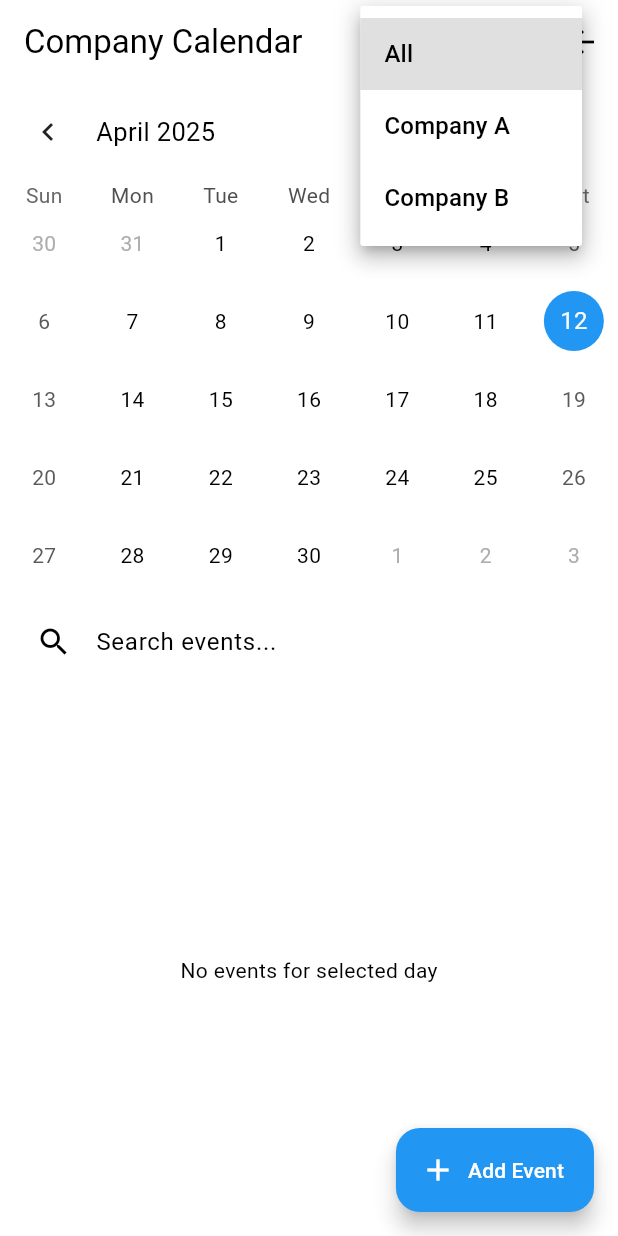
After one commit to theMGR/punch_in_out, a Flutter app: the CalendarScreen screen opened directly, after a tap on "All", on a phone screen of 412 x 824 dp. The commit adds this screen. Run offline on Flutter 3.47's test engine with Material 3 defaults, Android fonts, the phone set to English and light mode, and no system bars; drawn by our look-alikes of table_calendar; our stand-ins replace geolocator, get, permission_handler, sqflite, sqflite_common_ffi, sqflite_common_ffi_web; missing offline and left inert: qr_code_scanner_plus; accounts and stored records are empty.

Commit message:
calendar task initiated

```diff
--- /dev/null
+++ b/lib/dto/event_dto.dart
@@ -0,0 +1,33 @@
+class EventDto{
+  int? id;
+  String? title;
+  DateTime? date;
+  String? company;
+  String? notes;
+
+  EventDto({
+    this.id,
+    this.title,
+    this.date,
+    this.company,
+    this.notes,
+  });
+
+  EventDto.fromJson(Map<String, dynamic> json) {
+    id = json['id'];
+    title = json['title'];
+    date = DateTime.tryParse(json['date']);
+    company = json['company'];
+    notes = json['notes'];
+  }
+
+  Map<String, dynamic> toJson() {
+    final Map<String, dynamic> data = <String, dynamic>{};
+    data['id'] = id;
+    data['title'] = title;
+    data['date'] = date?.toIso8601String();
+    data['company'] = company;
+    data['notes'] = notes;
+    return data;
+  }
+}
--- a/lib/helper/database_helper.dart
+++ b/lib/helper/database_helper.dart
@@ -1,5 +1,6 @@
 import 'package:path/path.dart';
 import 'package:punch_in_out/constants/value_constant.dart';
+import 'package:punch_in_out/dto/event_dto.dart';
 import 'package:punch_in_out/dto/user_dto.dart';
 import 'package:sqflite/sqflite.dart';
 
@@ -47,6 +48,16 @@ class DatabaseHelper {
         punchOutScanData TEXT
       )
     ''');
+
+    db.execute('''
+        CREATE TABLE events (
+          id INTEGER PRIMARY KEY AUTOINCREMENT,
+          title TEXT,
+          notes TEXT,
+          date TEXT,
+          company TEXT
+        )
+      ''');
   }
 
   Future<void> deleteDb() async {
@@ -146,4 +157,26 @@ class DatabaseHelper {
 
     return result.map((json) => UserDto.fromJson(json)).toList();
   }
+
+  //
+  Future<List<EventDto>> getEvents() async {
+    final db = await database;
+    final result = await db.query('events');
+    return result.map((e) => EventDto.fromJson(e)).toList();
+  }
+
+  Future<void> insertEvent(EventDto event) async {
+    final db = await database;
+    await db.insert('events', event.toJson(), conflictAlgorithm: ConflictAlgorithm.replace);
+  }
+
+  Future<void> updateEvent(EventDto event) async {
+    final db = await database;
+    await db.update('events', event.toJson(), where: 'id = ?', whereArgs: [event.id]);
+  }
+
+  Future<void> deleteEvent(int id) async {
+    final db = await database;
+    await db.delete('events', where: 'id = ?', whereArgs: [id]);
+  }
 }
--- a/lib/main.dart
+++ b/lib/main.dart
@@ -34,7 +34,11 @@ class MyApp extends StatelessWidget {
       debugShowCheckedModeBanner: false,
       title: 'Punch In/out App',
       theme: ThemeData(
-        primarySwatch: Colors.blue,
+        colorScheme: ColorScheme.fromSwatch(
+          primarySwatch: Colors.blue,
+        ).copyWith(
+          secondary: Colors.orangeAccent,
+        ),
       ),
       home: SplashScreen(),
     );
--- /dev/null
+++ b/lib/pages/calendar_screen/calendar_controller.dart
@@ -0,0 +1,112 @@
+import 'package:flutter/material.dart';
+import 'package:get/get.dart';
+
+import 'package:punch_in_out/dto/event_dto.dart';
+import 'package:punch_in_out/helper/database_helper.dart';
+import 'package:table_calendar/table_calendar.dart';
+
+class CalendarController extends GetxController {
+  var selectedDay = DateTime.now().obs;
+  var selectedCompany = 'All'.obs;
+  var searchQuery = ''.obs;
+  var allEvents = <EventDto>[].obs;
+  Rx<CalendarFormat> calendarFormat = CalendarFormat.month.obs;
+
+  @override
+  void onInit() {
+    super.onInit();
+    loadEvents();
+  }
+
+  Future<void> loadEvents() async {
+    allEvents.value = await DatabaseHelper.instance.getEvents();
+  }
+
+  List<EventDto> getEventsForDay(DateTime day) {
+    return allEvents.where((e) => e.date?.year == day.year && e.date?.month == day.month && e.date?.day == day.day).toList();
+  }
+
+  List<EventDto> getFilteredEventsForDay(DateTime day) {
+    final events = getEventsForDay(day);
+    return events.where((e) {
+      final matchesCompany = selectedCompany.value == 'All' || e.company == selectedCompany.value;
+      final matchesSearch = searchQuery.value.isEmpty || e.title!.toLowerCase().contains(searchQuery.value.toLowerCase());
+      return matchesCompany && matchesSearch;
+    }).toList();
+  }
+
+  Future<void> addEvent(EventDto event) async {
+    await DatabaseHelper.instance.insertEvent(event);
+    await loadEvents();
+  }
+
+  Future<void> updateEvent(EventDto event) async {
+    await DatabaseHelper.instance.updateEvent(event);
+    await loadEvents();
+  }
+
+  Future<void> deleteEvent(int id) async {
+    await DatabaseHelper.instance.deleteEvent(id);
+    await loadEvents();
+  }
+
+  Color getCompanyColor(String company) {
+    switch (company) {
+      case 'Company A':
+        return Colors.blue;
+      case 'Company B':
+        return Colors.green;
+      default:
+        return Colors.grey;
+    }
+  }
+
+  void showAddEditDialog(BuildContext context, {bool isEdit = false, EventDto? event}) {
+    final titleCtrl = TextEditingController(text: event?.title ?? '');
+    final notesCtrl = TextEditingController(text: event?.notes ?? '');
+    final company = isEdit
+        ? event!.company
+        : selectedCompany.value != 'All'
+            ? selectedCompany.value
+            : 'Company A';
+    String selected = company!;
+
+    showDialog(
+      context: context,
+      builder: (_) {
+        return AlertDialog(
+          title: Text(isEdit ? 'Edit Event' : 'Add Event'),
+          content: Column(
+            mainAxisSize: MainAxisSize.min,
+            children: [
+              TextField(controller: titleCtrl, decoration: InputDecoration(labelText: 'Title')),
+              if (selectedCompany.value == 'All' || isEdit)
+                DropdownButtonFormField<String>(
+                  value: selected,
+                  onChanged: (val) => selected = val!,
+                  items: ['Company A', 'Company B'].map((e) => DropdownMenuItem(value: e, child: Text(e))).toList(),
+                ),
+              TextField(controller: notesCtrl, decoration: InputDecoration(labelText: 'Notes')),
+            ],
+          ),
+          actions: [
+            TextButton(
+              onPressed: () {
+                final title = titleCtrl.text.trim();
+                final notes = notesCtrl.text.trim();
+                if (title.isEmpty) return;
+                if (isEdit && event != null) {
+                  updateEvent(EventDto(id: event.id, title: title, notes: notes, date: event.date, company: selected));
+                } else {
+                  addEvent(EventDto(title: title, date: selectedDay.value, company: selected));
+                }
+                Get.back();
+              },
+              child: Text('Save'),
+            )
+          ],
+        );
+      },
+    );
+  }
+}
--- /dev/null
+++ b/lib/pages/calendar_screen/calendar_screen.dart
@@ -0,0 +1,141 @@
+import 'package:flutter/material.dart';
+import 'package:get/get.dart';
+import 'package:punch_in_out/pages/landing/landing_screen.dart';
+import 'package:table_calendar/table_calendar.dart';
+
+import 'calendar_controller.dart';
+
+class CalendarScreen extends StatelessWidget {
+  final controller = Get.put(CalendarController());
+
+  CalendarScreen({super.key});
+
+  @override
+  Widget build(BuildContext context) {
+    return Scaffold(
+      appBar: AppBar(
+        title: const Text('Company Calendar'),
+        actions: [
+          Obx(() => DropdownButton<String>(
+                value: controller.selectedCompany.value,
+                //dropdownColor: Colors.white,
+                underline: SizedBox(),
+                icon: const Icon(Icons.filter_list),
+                items: ['All', 'Company A', 'Company B'].map((e) => DropdownMenuItem(value: e, child: Text(e))).toList(),
+                onChanged: (val) {
+                  if (val != null) controller.selectedCompany.value = val;
+                },
+              )),
+          IconButton(
+            icon: Icon(Icons.arrow_back_sharp),
+            onPressed: () async {
+              Get.offAll(LandingScreen());
+            },
+          )
+        ],
+      ),
+      body: Column(
+        children: [
+          Obx(() => TableCalendar(
+                calendarFormat: controller.calendarFormat.value,
+                focusedDay: controller.selectedDay.value,
+                firstDay: DateTime.utc(2000, 1, 1),
+                lastDay: DateTime.utc(2100, 12, 31),
+                selectedDayPredicate: (day) => isSameDay(day, controller.selectedDay.value),
+                onDaySelected: (selected, focused) {
+                  controller.selectedDay.value = selected;
+                },
+                eventLoader: (day) => controller.getFilteredEventsForDay(day),
+                calendarStyle: CalendarStyle(
+                  todayDecoration: BoxDecoration(
+                    color: Get.theme.colorScheme.primary.withValues(alpha: 0.3),
+                    shape: BoxShape.circle,
+                  ),
+                  selectedDecoration: BoxDecoration(
+                    color: Get.theme.colorScheme.primary,
+                    shape: BoxShape.circle,
+                  ),
+                  markerDecoration: BoxDecoration(
+                    color: Get.theme.colorScheme.secondary,
+                    shape: BoxShape.circle,
+                  ),
+                ),
+                onFormatChanged: (format) {
+                  controller.calendarFormat.value = format;
+                },
+              )),
+          Padding(
+            padding: const EdgeInsets.symmetric(horizontal: 12, vertical: 4),
+            child: TextField(
+              decoration: InputDecoration(
+                hintText: 'Search events...',
+                prefixIcon: Icon(Icons.search),
+                border: OutlineInputBorder(borderRadius: BorderRadius.circular(12)),
+              ),
+              onChanged: (value) => controller.searchQuery.value = value,
+            ),
+          ),
+          const SizedBox(height: 10),
+          Expanded(
+            child: Obx(() {
+              final events = controller.getFilteredEventsForDay(controller.selectedDay.value);
+              if (events.isEmpty) {
+                return Center(child: Text('No events for selected day'));
+              }
+              return ListView.builder(
+                itemCount: events.length,
+                padding: EdgeInsets.all(8),
+                itemBuilder: (_, i) {
+                  final e = events[i];
+                  final color = controller.getCompanyColor(e.company!);
+                  return Container(
+                    margin: const EdgeInsets.symmetric(vertical: 6),
+                    decoration: BoxDecoration(
+                      color: color.withValues(alpha: 0.1),
+                      borderRadius: BorderRadius.circular(12),
+                      border: Border.all(color: color, width: 1),
+                    ),
+                    child: ListTile(
+                      title: Column(
+                        crossAxisAlignment: CrossAxisAlignment.start,
+                        children: [
+                          Text(
+                            e.title!,
+                            style: TextStyle(fontWeight: FontWeight.bold),
+                          ),
+                          Text(
+                            e.notes ?? '',
+                            style: TextStyle(fontWeight: FontWeight.bold),
+                          ),
+                        ],
+                      ),
+                      subtitle: Text('${e.company} - ${e.date?.toLocal().toString().split(" ")[0]}'),
+                      trailing: Row(
+                        mainAxisSize: MainAxisSize.min,
+                        children: [
+                          IconButton(
+                            icon: Icon(Icons.edit, color: Colors.blue),
+                            onPressed: () => controller.showAddEditDialog(context, isEdit: true, event: e),
+                          ),
+                          IconButton(
+                            icon: Icon(Icons.delete, color: Colors.red),
+                            onPressed: () => controller.deleteEvent(e.id!),
+                          ),
+                        ],
+                      ),
+                    ),
+                  );
+                },
+              );
+            }),
+          ),
+        ],
+      ),
+      floatingActionButton: FloatingActionButton.extended(
+        icon: const Icon(Icons.add),
+        label: const Text("Add Event"),
+        onPressed: () => controller.showAddEditDialog(context),
+      ),
+    );
+  }
+}
--- a/lib/pages/landing/landing_screen.dart
+++ b/lib/pages/landing/landing_screen.dart
@@ -1,8 +1,9 @@
 import 'package:flutter/material.dart';
 import 'package:get/get.dart';
 import 'package:punch_in_out/helper/utils.dart';
-import 'package:punch_in_out/pages/create_user/create_user_screen.dart';
-import 'package:punch_in_out/pages/login/login_screen.dart';
+import 'package:punch_in_out/pages/calendar_screen/calendar_screen.dart';
+
+import 'landing_screen_punch_in_out.dart';
 
 class LandingScreen extends StatelessWidget {
   const LandingScreen({super.key});
@@ -14,12 +15,10 @@ class LandingScreen extends StatelessWidget {
         padding: const EdgeInsets.all(20),
         child: Column(
           mainAxisAlignment: MainAxisAlignment.center,
-          spacing: 12,
+          spacing: 20,
           children: [
-            Text('Punch In/Out', style: TextStyle(fontSize: 24, fontWeight: FontWeight.w400)),
-            SizedBox(height: 50),
-            Utils.getButton(text: 'Register', onPressed: () => Get.to(CreateUserScreen())),
-            Utils.getButton(text: 'Login', onPressed: () => Get.offAll(LoginScreen())),
+            Utils.getButton(text: 'Punch In/Out', onPressed: () => Get.offAll(LandingScreenPunchInOut())),
+            Utils.getButton(text: 'Calendar Task', onPressed: () => Get.offAll(CalendarScreen())),
           ],
         ),
       ),
--- a/pubspec.yaml
+++ b/pubspec.yaml
@@ -19,6 +19,7 @@ dependencies:
   qr_code_scanner_plus:
   geolocator:
   permission_handler:
+  table_calendar:
 
 dev_dependencies:
   flutter_test:
```
Also changed, not shown: lib/pages/landing/landing_screen_punch_in_out.dart (added, +40 -0 lines), pubspec.lock.
